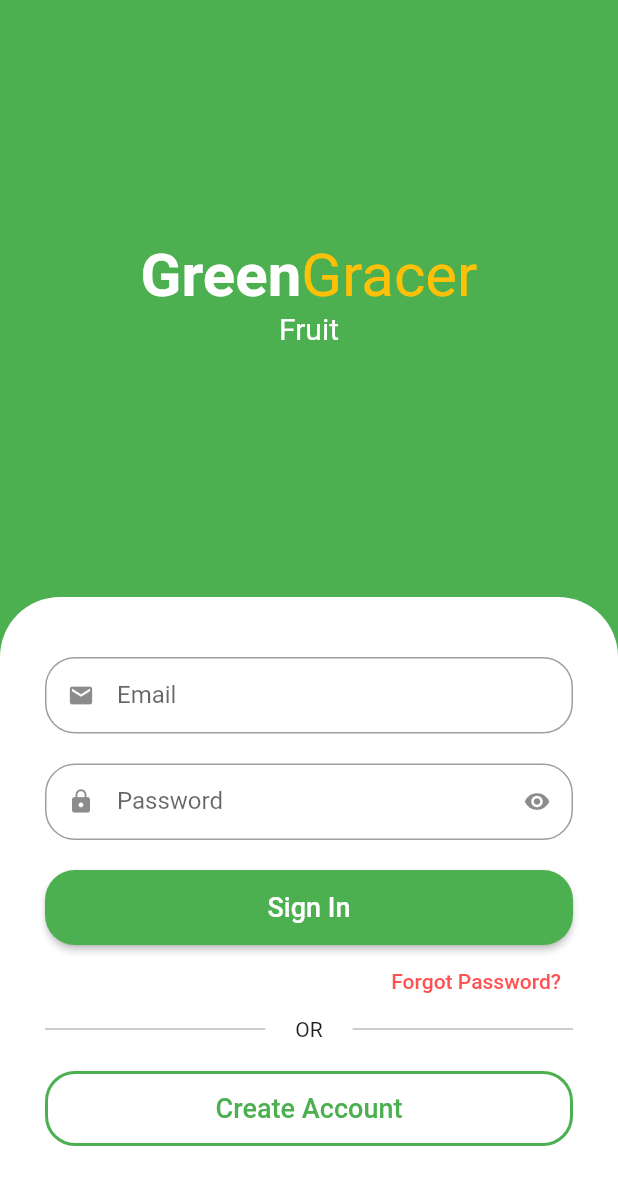
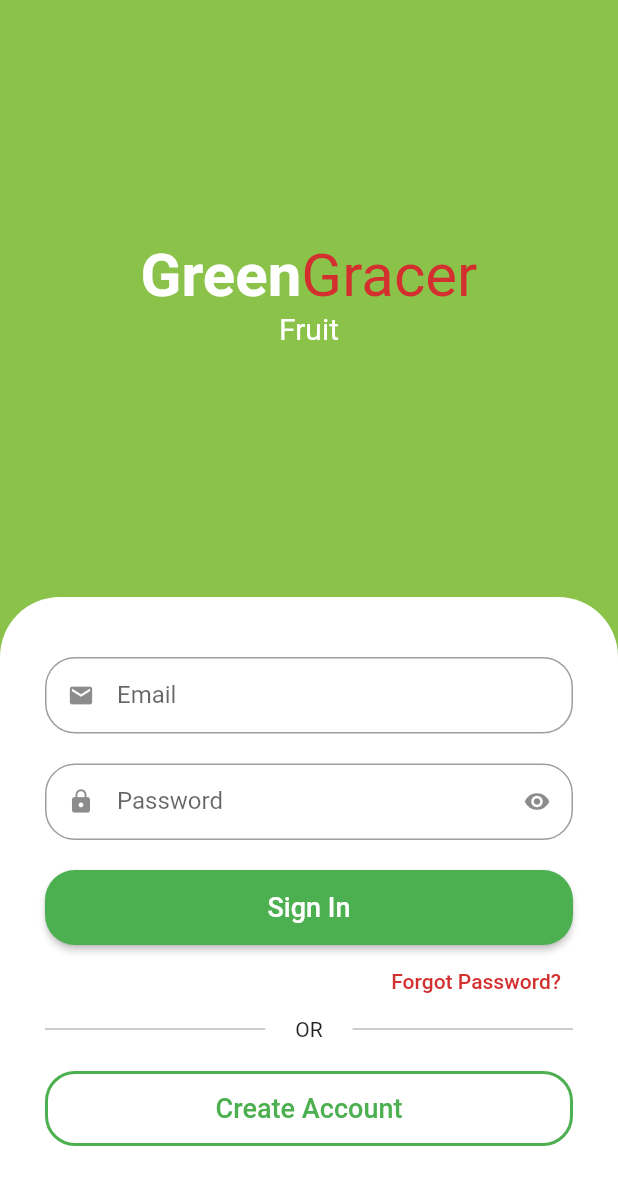
Before and after one commit to jefferson-norberto2/green_gracer_app, a Flutter app: the screen it shows after launch, on a phone screen of 412 x 824 dp. Shown: the top 1185 px of the screen. Run offline on Flutter 3.47's test engine with Material 2 defaults, Android fonts, the phone set to English and light mode, and no system bars; drawn by our look-alikes of animated_text_kit.

Commit message:
Update sign_in_screen.dart

```diff
--- a/lib/src/auth/sign_in_screen.dart
+++ b/lib/src/auth/sign_in_screen.dart
@@ -1,6 +1,7 @@
 import 'package:animated_text_kit/animated_text_kit.dart';
 import 'package:flutter/material.dart';
 import 'package:green_gracer_app/src/auth/components/custom_text_field.dart';
+import 'package:green_gracer_app/src/config/custom_colors.dart';
 
 class SignInScreen extends StatelessWidget {
   const SignInScreen({super.key});
@@ -8,7 +9,7 @@ class SignInScreen extends StatelessWidget {
   @override
   Widget build(BuildContext context) {
     return Scaffold(
-      backgroundColor: Colors.green,
+      backgroundColor: CustomColors.customSwatchColor,
       body: Column(
         children: [
           Expanded(
@@ -16,13 +17,13 @@ class SignInScreen extends StatelessWidget {
               mainAxisAlignment: MainAxisAlignment.center,
               children: [
                 // App name
-                const Text.rich(
+                Text.rich(
                   TextSpan(
-                      style: TextStyle(
+                      style: const TextStyle(
                         fontSize: 40,
                       ),
                       children: [
-                        TextSpan(
+                        const TextSpan(
                           text: 'Green',
                           style: TextStyle(
                             color: Colors.white,
@@ -32,7 +33,7 @@ class SignInScreen extends StatelessWidget {
                         TextSpan(
                           text: 'Gracer',
                           style: TextStyle(
-                            color: Colors.amber,
+                            color: CustomColors.customConstrateColor,
                           ),
                         ),
                       ]),
@@ -111,11 +112,13 @@ class SignInScreen extends StatelessWidget {
                 Align(
                   alignment: Alignment.centerRight,
                   child: TextButton(
-                      onPressed: () {},
-                      child: const Text(
-                        'Forgot Password?',
-                        style: TextStyle(color: Colors.redAccent),
-                      )),
+                    onPressed: () {},
+                    child: Text(
+                      'Forgot Password?',
+                      style:
+                          TextStyle(color: CustomColors.customConstrateColor),
+                    ),
+                  ),
                 ),
 
                 // Divider
```
